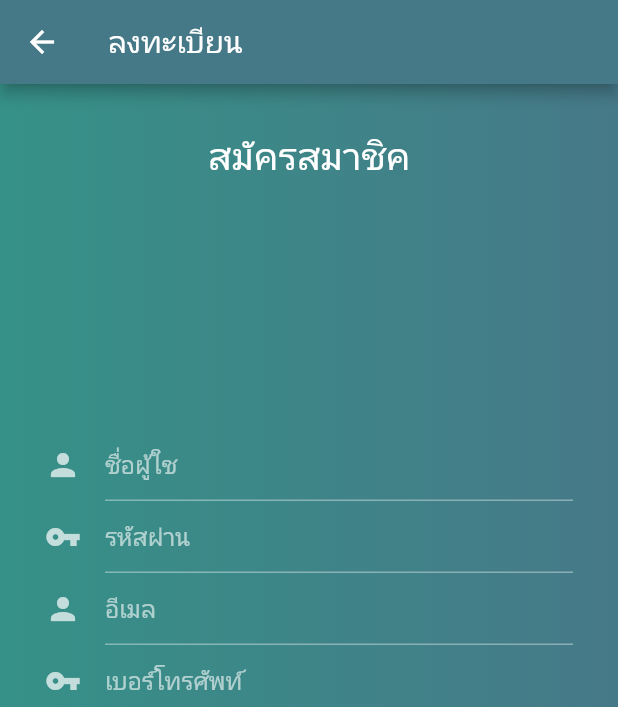
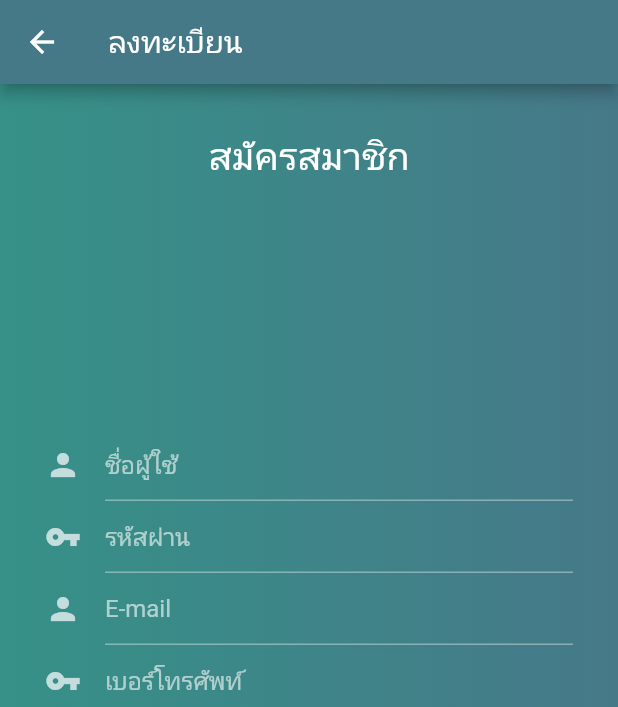
Before and after one commit to Supakoa/Phatthalung_App, a Flutter app: the screen it shows after launch, after a tap on "สมัครสมาชิค", on a phone screen of 412 x 824 dp. Shown: the top 707 px of the screen. Run offline on Flutter 3.47's test engine with Material 2 defaults, Android fonts, the phone set to English and light mode, and no system bars; our stand-ins replace carousel_slider; generated files the repository leaves out were written again; Roboto replaces fonts that are missing (Montserrat).

Commit message:
แก้คำ

```diff
--- a/app/lib/login.dart
+++ b/app/lib/login.dart
@@ -38,13 +38,13 @@ class _MyLoginState extends State<MyLogin> {
               new TextFormField(
                 decoration: InputDecoration(
                   icon: Icon(Icons.person),
-                  hintText: 'Username',
+                  hintText: 'E-mail',
                 ),
               ),
               new TextFormField(
                 decoration: InputDecoration(
                   icon: Icon(Icons.vpn_key),
-                  hintText: 'Password',
+                  hintText: 'รหัสผ่าน',
                   ),
               ),
               Container(
@@ -122,12 +122,12 @@ class register extends StatelessWidget {
           children: <Widget>[
             Container(
              height: 200,
-              child: Text('สมัครสมาชิค',style: TextStyle(fontSize: 25,color: Colors.white),textAlign: TextAlign.center,),
+              child: Text('สมัครสมาชิก',style: TextStyle(fontSize: 25,color: Colors.white),textAlign: TextAlign.center,),
             ),
               new TextFormField(
                 decoration: InputDecoration(
                   icon: Icon(Icons.person),
-                  hintText: 'ชื่อผู้ใช',
+                  hintText: 'ชื่อผู้ใช้',
                 ),
               ),
               new TextFormField(
@@ -140,7 +140,7 @@ class register extends StatelessWidget {
               new TextFormField(
                 decoration: InputDecoration(
                   icon: Icon(Icons.person),
-                  hintText: 'อีเมล',
+                  hintText: 'E-mail',
                 ),
               ),
               new TextFormField(
```
